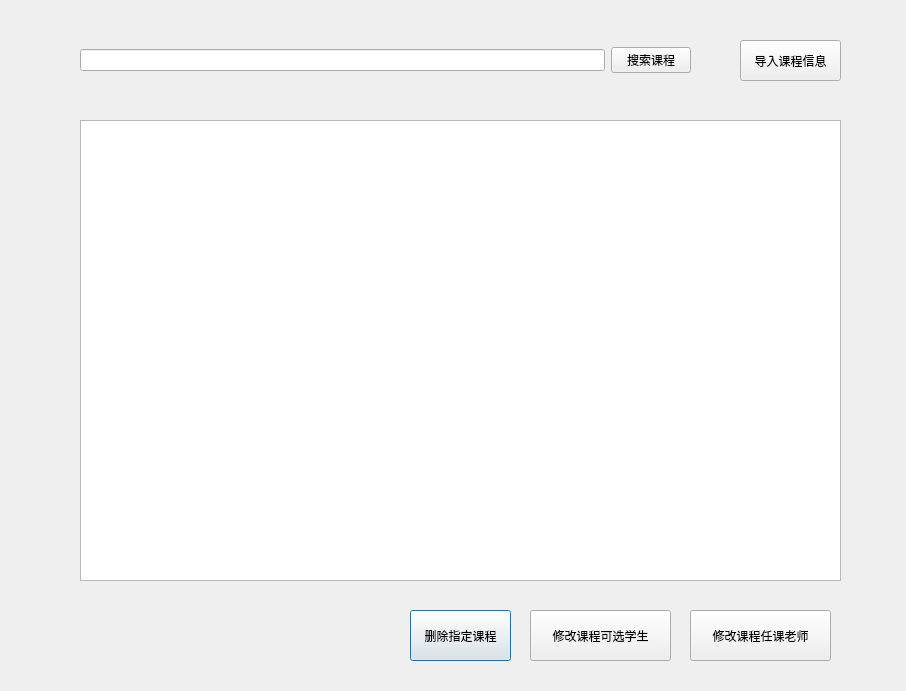
Qt form ui/originalUIFile/adminCourseManage.ui (AngXue/stuCour-SelMS) before a commit.
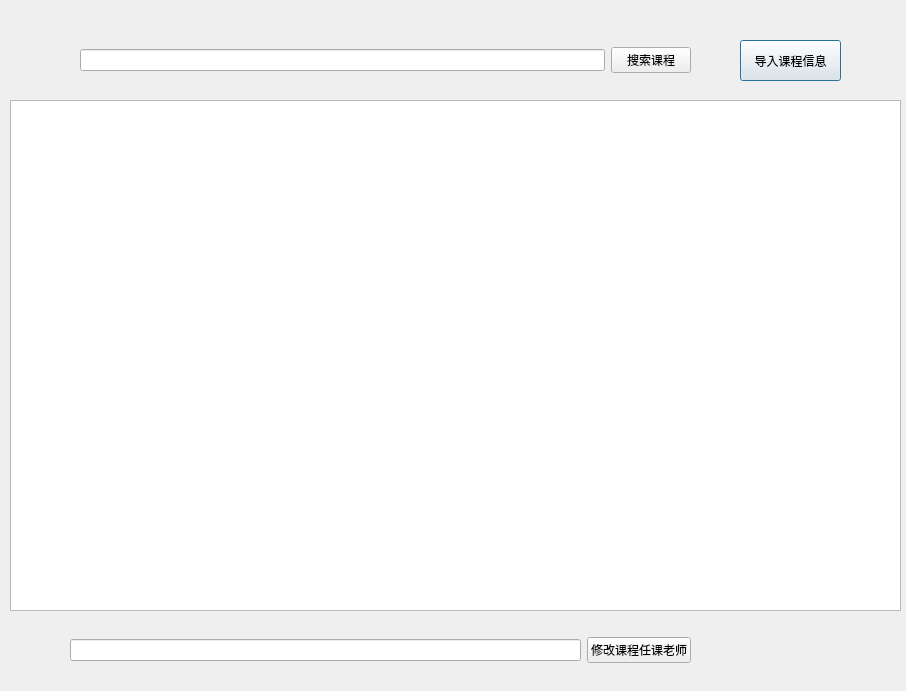
The same form after that commit.

Commit message: 完成管理员管理课程信息界面

Patch:
```diff
--- a/ui/originalUIFile/adminCourseManage.ui
+++ b/ui/originalUIFile/adminCourseManage.ui
@@ -13,19 +13,6 @@
   <property name="windowTitle">
    <string>Dialog</string>
   </property>
-  <widget class="QPushButton" name="deleteCourseButton">
-   <property name="geometry">
-    <rect>
-     <x>410</x>
-     <y>610</y>
-     <width>101</width>
-     <height>51</height>
-    </rect>
-   </property>
-   <property name="text">
-    <string>删除指定课程</string>
-   </property>
-  </widget>
   <widget class="QPushButton" name="uploadCourseButton">
    <property name="geometry">
     <rect>
@@ -39,39 +26,13 @@
     <string>导入课程信息</string>
    </property>
   </widget>
-  <widget class="QPushButton" name="deleteCourseStuButton">
+  <widget class="QTableWidget" name="showSearchSubsResult">
    <property name="geometry">
     <rect>
-     <x>530</x>
-     <y>610</y>
-     <width>141</width>
-     <height>51</height>
-    </rect>
-   </property>
-   <property name="text">
-    <string>修改课程可选学生</string>
-   </property>
-  </widget>
-  <widget class="QPushButton" name="deleteCourseteacherButton">
-   <property name="geometry">
-    <rect>
-     <x>690</x>
-     <y>610</y>
-     <width>141</width>
-     <height>51</height>
-    </rect>
-   </property>
-   <property name="text">
-    <string>修改课程任课老师</string>
-   </property>
-  </widget>
-  <widget class="QTableWidget" name="showTeachResult">
-   <property name="geometry">
-    <rect>
-     <x>80</x>
-     <y>120</y>
-     <width>761</width>
-     <height>461</height>
+     <x>10</x>
+     <y>100</y>
+     <width>891</width>
+     <height>511</height>
     </rect>
    </property>
    <property name="styleSheet">
@@ -100,6 +61,28 @@
     </item>
    </layout>
   </widget>
+  <widget class="QWidget" name="horizontalLayoutWidget">
+   <property name="geometry">
+    <rect>
+     <x>70</x>
+     <y>630</y>
+     <width>621</width>
+     <height>41</height>
+    </rect>
+   </property>
+   <layout class="QHBoxLayout" name="horizontalLayout_2">
+    <item>
+     <widget class="QLineEdit" name="setSubTeacherInput"/>
+    </item>
+    <item>
+     <widget class="QPushButton" name="setCourseteacherButton">
+      <property name="text">
+       <string>修改课程任课老师</string>
+      </property>
+     </widget>
+    </item>
+   </layout>
+  </widget>
  </widget>
  <resources/>
  <connections/>
```
The commit also changes 6 other files.
